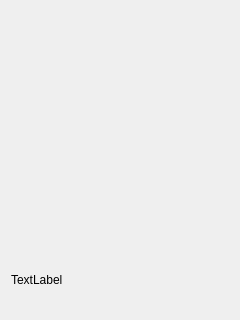
Qt form demo-guid/widget.ui (ld3003/v3ssdk-app) before a commit.
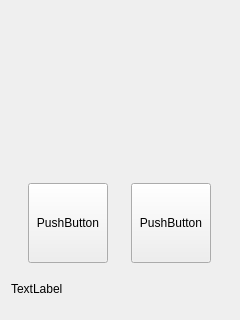
The same form after that commit. Icons and pictures are not drawn.

Patch:
```diff
--- a/demo-guid/widget.ui
+++ b/demo-guid/widget.ui
@@ -34,26 +34,20 @@
   <layout class="QVBoxLayout" name="verticalLayout_2">
    <item>
     <layout class="QVBoxLayout" name="verticalLayout">
-     <property name="spacing">
-      <number>10</number>
-     </property>
      <item>
       <layout class="QHBoxLayout" name="horizontalLayout">
-       <property name="spacing">
-        <number>10</number>
-       </property>
        <item>
         <widget class="QPushButton" name="pushButton">
          <property name="minimumSize">
           <size>
-           <width>110</width>
-           <height>110</height>
+           <width>80</width>
+           <height>80</height>
           </size>
          </property>
          <property name="maximumSize">
           <size>
-           <width>110</width>
-           <height>110</height>
+           <width>80</width>
+           <height>80</height>
           </size>
          </property>
          <property name="autoFillBackground">
@@ -74,14 +68,14 @@
         <widget class="QPushButton" name="pushButton_2">
          <property name="minimumSize">
           <size>
-           <width>110</width>
-           <height>110</height>
+           <width>80</width>
+           <height>80</height>
           </size>
          </property>
          <property name="maximumSize">
           <size>
-           <width>110</width>
-           <height>110</height>
+           <width>80</width>
+           <height>80</height>
           </size>
          </property>
          <property name="autoFillBackground">
@@ -102,21 +96,18 @@
      </item>
      <item>
       <layout class="QHBoxLayout" name="horizontalLayout_2">
-       <property name="spacing">
-        <number>10</number>
-       </property>
        <item>
         <widget class="QPushButton" name="pushButton_3">
          <property name="minimumSize">
           <size>
-           <width>110</width>
-           <height>110</height>
+           <width>80</width>
+           <height>80</height>
           </size>
          </property>
          <property name="maximumSize">
           <size>
-           <width>110</width>
-           <height>110</height>
+           <width>80</width>
+           <height>80</height>
           </size>
          </property>
          <property name="styleSheet">
@@ -134,14 +125,14 @@
         <widget class="QPushButton" name="pushButton_4">
          <property name="minimumSize">
           <size>
-           <width>110</width>
-           <height>110</height>
+           <width>80</width>
+           <height>80</height>
           </size>
          </property>
          <property name="maximumSize">
           <size>
-           <width>110</width>
-           <height>110</height>
+           <width>80</width>
+           <height>80</height>
           </size>
          </property>
          <property name="styleSheet">
@@ -157,6 +148,48 @@
        </item>
       </layout>
      </item>
+     <item>
+      <layout class="QHBoxLayout" name="horizontalLayout_3">
+       <item>
+        <widget class="QPushButton" name="pushButton_5">
+         <property name="minimumSize">
+          <size>
+           <width>80</width>
+           <height>80</height>
+          </size>
+         </property>
+         <property name="maximumSize">
+          <size>
+           <width>80</width>
+           <height>80</height>
+          </size>
+         </property>
+         <property name="text">
+          <string>PushButton</string>
+         </property>
+        </widget>
+       </item>
+       <item>
+        <widget class="QPushButton" name="pushButton_6">
+         <property name="minimumSize">
+          <size>
+           <width>80</width>
+           <height>80</height>
+          </size>
+         </property>
+         <property name="maximumSize">
+          <size>
+           <width>80</width>
+           <height>80</height>
+          </size>
+         </property>
+         <property name="text">
+          <string>PushButton</string>
+         </property>
+        </widget>
+       </item>
+      </layout>
+     </item>
      <item>
       <widget class="QLabel" name="labelmsg">
        <property name="text">
```
